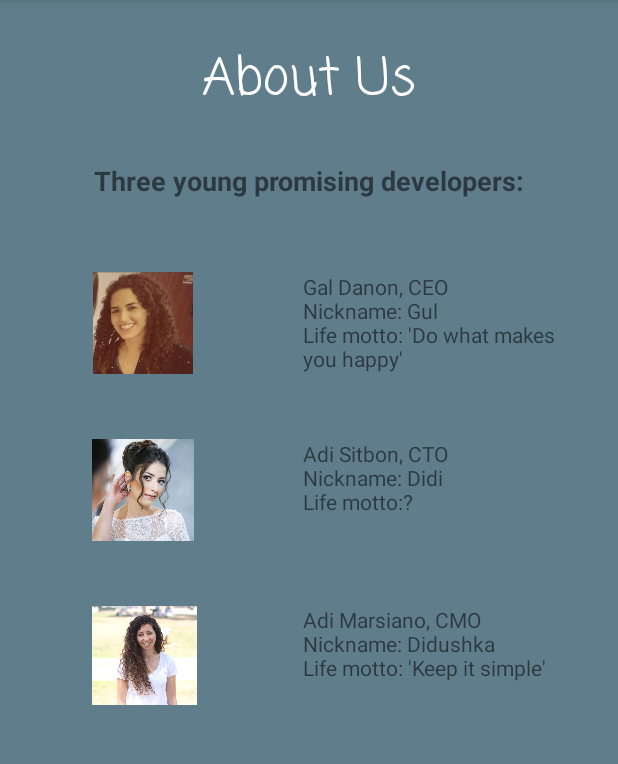
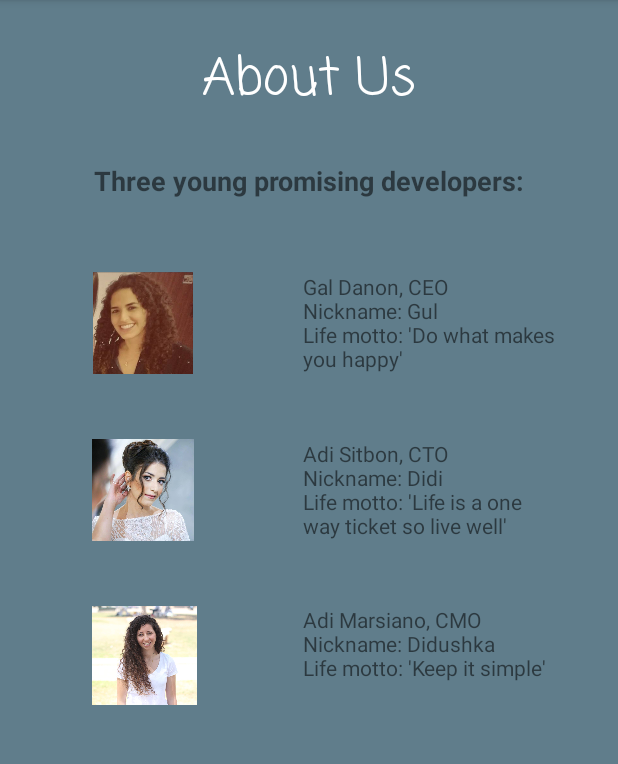
Before and after one commit to adisn1992/ShopalUI, an Android app: the screen it shows after launch (about_Activity), on a phone screen of 412 x 824 dp, the part 84-848 px from its top. Run offline under Robolectric (Android 15) with nearby library versions, the phone set to English and light mode, and no system bars.

Commit message:
removing unnecessery field and adding my moto!

```diff
--- a/app/src/main/java/com/example/adimarsiano/shopalui/shoppingList_Activity.java
+++ b/app/src/main/java/com/example/adimarsiano/shopalui/shoppingList_Activity.java
@@ -51,7 +51,7 @@ public class shoppingList_Activity extends AppCompatActivity  implements View.On
         setContentView(R.layout.activity_shopping_list_);
         context = this;
 
-        shoppingListText = findViewById(R.id.shoppingList_text);
+        //shoppingListText = findViewById(R.id.shoppingList_text);
         table = findViewById(R.id.shoppingList_table);
 
         purchaseButton = findViewById(R.id.purchaseButton);
--- a/app/src/main/res/layout/activity_about.xml
+++ b/app/src/main/res/layout/activity_about.xml
@@ -103,7 +103,7 @@
                         android:layout_alignParentBottom="true"
                         android:layout_alignStart="@+id/galText"
                         android:layout_marginBottom="127dp"
-                        android:text="Adi Sitbon, CTO\nNickname: Didi\nLife motto:?\n" />
+                        android:text="Adi Sitbon, CTO\nNickname: Didi\nLife motto: \'Life is a one way ticket so live well\' \n" />
 
                     <ImageView
                         android:id="@+id/imageView5"
```
